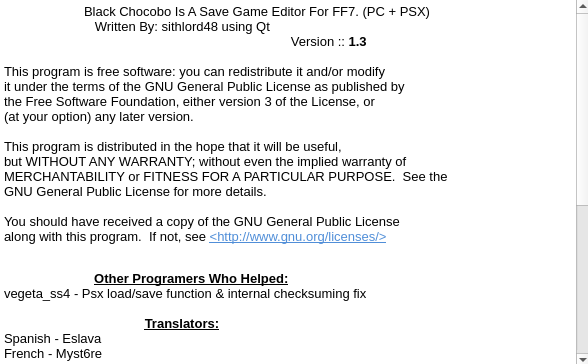
sithlord48/blackchocobo, file about.ui: the form before one commit.
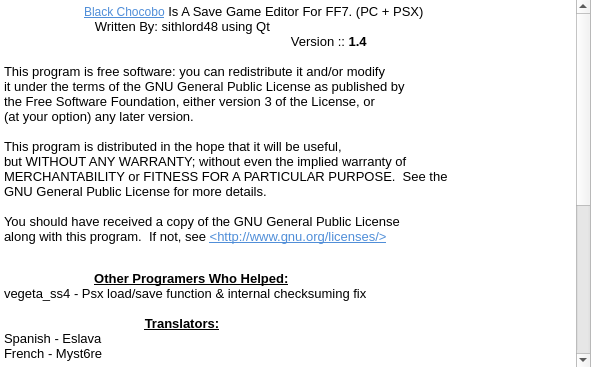
The form after the commit.

Commit message: added link to project page , updated version to 1.4

The edit to the form file:
```diff
--- a/about.ui
+++ b/about.ui
@@ -9,8 +9,8 @@
    <rect>
     <x>0</x>
     <y>0</y>
-    <width>588</width>
-    <height>364</height>
+    <width>591</width>
+    <height>367</height>
    </rect>
   </property>
   <property name="windowTitle">
@@ -35,46 +35,49 @@
     <string>&lt;!DOCTYPE HTML PUBLIC &quot;-//W3C//DTD HTML 4.0//EN&quot; &quot;http://www.w3.org/TR/REC-html40/strict.dtd&quot;&gt;
 &lt;html&gt;&lt;head&gt;&lt;meta name=&quot;qrichtext&quot; content=&quot;1&quot; /&gt;&lt;style type=&quot;text/css&quot;&gt;
 p, li { white-space: pre-wrap; }
-&lt;/style&gt;&lt;/head&gt;&lt;body style=&quot; font-family:'Sans Serif'; font-size:10pt; font-weight:400; font-style:normal;&quot;&gt;
-&lt;p style=&quot; margin-top:0px; margin-bottom:0px; margin-left:0px; margin-right:0px; -qt-block-indent:0; text-indent:0px;&quot;&gt;	Black Chocobo Is A Save Game Editor For FF7. (PC + PSX)&lt;/p&gt;
-&lt;p style=&quot; margin-top:0px; margin-bottom:0px; margin-left:0px; margin-right:0px; -qt-block-indent:0; text-indent:0px;&quot;&gt;	   Written By: sithlord48 using Qt&lt;/p&gt;
-&lt;p style=&quot; margin-top:0px; margin-bottom:0px; margin-left:0px; margin-right:0px; -qt-block-indent:0; text-indent:0px;&quot;&gt;                                                                  	             Version :: &lt;span style=&quot; font-weight:600;&quot;&gt;1.3&lt;/span&gt;&lt;/p&gt;
-&lt;p style=&quot;-qt-paragraph-type:empty; margin-top:0px; margin-bottom:0px; margin-left:0px; margin-right:0px; -qt-block-indent:0; text-indent:0px; font-weight:600;&quot;&gt;&lt;/p&gt;
-&lt;p style=&quot; margin-top:0px; margin-bottom:0px; margin-left:0px; margin-right:0px; -qt-block-indent:0; text-indent:0px;&quot;&gt;&lt;span style=&quot; font-family:'Courier New,courier';&quot;&gt;This program is free software: you can redistribute it and/or modify&lt;/span&gt;&lt;/p&gt;
-&lt;p style=&quot; margin-top:0px; margin-bottom:0px; margin-left:0px; margin-right:0px; -qt-block-indent:0; text-indent:0px;&quot;&gt;&lt;span style=&quot; font-family:'Courier New,courier';&quot;&gt;it under the terms of the GNU General Public License as published by&lt;/span&gt;&lt;/p&gt;
-&lt;p style=&quot; margin-top:0px; margin-bottom:0px; margin-left:0px; margin-right:0px; -qt-block-indent:0; text-indent:0px;&quot;&gt;&lt;span style=&quot; font-family:'Courier New,courier';&quot;&gt;the Free Software Foundation, either version 3 of the License, or&lt;/span&gt;&lt;/p&gt;
-&lt;p style=&quot; margin-top:0px; margin-bottom:0px; margin-left:0px; margin-right:0px; -qt-block-indent:0; text-indent:0px;&quot;&gt;&lt;span style=&quot; font-family:'Courier New,courier';&quot;&gt;(at your option) any later version.&lt;/span&gt;&lt;/p&gt;
-&lt;p style=&quot;-qt-paragraph-type:empty; margin-top:0px; margin-bottom:0px; margin-left:0px; margin-right:0px; -qt-block-indent:0; text-indent:0px; font-family:'Courier New,courier';&quot;&gt;&lt;/p&gt;
-&lt;p style=&quot; margin-top:0px; margin-bottom:0px; margin-left:0px; margin-right:0px; -qt-block-indent:0; text-indent:0px;&quot;&gt;&lt;span style=&quot; font-family:'Courier New,courier';&quot;&gt;This program is distributed in the hope that it will be useful,&lt;/span&gt;&lt;/p&gt;
-&lt;p style=&quot; margin-top:0px; margin-bottom:0px; margin-left:0px; margin-right:0px; -qt-block-indent:0; text-indent:0px;&quot;&gt;&lt;span style=&quot; font-family:'Courier New,courier';&quot;&gt;but WITHOUT ANY WARRANTY; without even the implied warranty of&lt;/span&gt;&lt;/p&gt;
-&lt;p style=&quot; margin-top:0px; margin-bottom:0px; margin-left:0px; margin-right:0px; -qt-block-indent:0; text-indent:0px;&quot;&gt;&lt;span style=&quot; font-family:'Courier New,courier';&quot;&gt;MERCHANTABILITY or FITNESS FOR A PARTICULAR PURPOSE.  See the&lt;/span&gt;&lt;/p&gt;
-&lt;p style=&quot; margin-top:0px; margin-bottom:0px; margin-left:0px; margin-right:0px; -qt-block-indent:0; text-indent:0px;&quot;&gt;&lt;span style=&quot; font-family:'Courier New,courier';&quot;&gt;GNU General Public License for more details.&lt;/span&gt;&lt;/p&gt;
-&lt;p style=&quot;-qt-paragraph-type:empty; margin-top:0px; margin-bottom:0px; margin-left:0px; margin-right:0px; -qt-block-indent:0; text-indent:0px; font-family:'Courier New,courier';&quot;&gt;&lt;/p&gt;
-&lt;p style=&quot; margin-top:0px; margin-bottom:0px; margin-left:0px; margin-right:0px; -qt-block-indent:0; text-indent:0px;&quot;&gt;&lt;span style=&quot; font-family:'Courier New,courier';&quot;&gt;You should have received a copy of the GNU General Public License&lt;/span&gt;&lt;/p&gt;
-&lt;p style=&quot; margin-top:0px; margin-bottom:12px; margin-left:0px; margin-right:0px; -qt-block-indent:0; text-indent:0px;&quot;&gt;&lt;span style=&quot; font-family:'Courier New,courier';&quot;&gt;along with this program.  If not, see &lt;/span&gt;&lt;a href=&quot;http://www.gnu.org/licenses/&quot;&gt;&lt;span style=&quot; font-family:'Courier New,courier'; text-decoration: underline; color:#508ed8;&quot;&gt;&amp;lt;http://www.gnu.org/licenses/&amp;gt;&lt;/span&gt;&lt;/a&gt; &lt;/p&gt;
-&lt;p style=&quot;-qt-paragraph-type:empty; margin-top:0px; margin-bottom:0px; margin-left:0px; margin-right:0px; -qt-block-indent:0; text-indent:0px; font-weight:600;&quot;&gt;&lt;/p&gt;
-&lt;p style=&quot; margin-top:0px; margin-bottom:0px; margin-left:0px; margin-right:0px; -qt-block-indent:0; text-indent:0px;&quot;&gt;&lt;span style=&quot; font-weight:600;&quot;&gt;                       &lt;/span&gt;  &lt;span style=&quot; font-weight:600; text-decoration: underline;&quot;&gt;Other Programers Who Helped:&lt;/span&gt;  &lt;span style=&quot; font-weight:600;&quot;&gt;                             &lt;/span&gt;	  &lt;/p&gt;
-&lt;p style=&quot; margin-top:0px; margin-bottom:0px; margin-left:0px; margin-right:0px; -qt-block-indent:0; text-indent:0px;&quot;&gt;vegeta_ss4 - Psx load/save function &amp;amp; internal checksuming fix&lt;/p&gt;
-&lt;p style=&quot;-qt-paragraph-type:empty; margin-top:0px; margin-bottom:0px; margin-left:0px; margin-right:0px; -qt-block-indent:0; text-indent:0px;&quot;&gt;&lt;/p&gt;
-&lt;p style=&quot; margin-top:0px; margin-bottom:0px; margin-left:0px; margin-right:0px; -qt-block-indent:0; text-indent:0px;&quot;&gt;&lt;span style=&quot; font-weight:600;&quot;&gt;                                       &lt;/span&gt;&lt;span style=&quot; font-weight:600; text-decoration: underline;&quot;&gt;Translators:&lt;/span&gt; &lt;/p&gt;
-&lt;p style=&quot; margin-top:0px; margin-bottom:0px; margin-left:0px; margin-right:0px; -qt-block-indent:0; text-indent:0px;&quot;&gt;Spanish - Eslava&lt;/p&gt;
-&lt;p style=&quot; margin-top:0px; margin-bottom:0px; margin-left:0px; margin-right:0px; -qt-block-indent:0; text-indent:0px;&quot;&gt;French - Myst6re&lt;/p&gt;
-&lt;p style=&quot;-qt-paragraph-type:empty; margin-top:0px; margin-bottom:0px; margin-left:0px; margin-right:0px; -qt-block-indent:0; text-indent:0px;&quot;&gt;&lt;/p&gt;
-&lt;p style=&quot; margin-top:0px; margin-bottom:0px; margin-left:0px; margin-right:0px; -qt-block-indent:0; text-indent:0px;&quot;&gt;&lt;span style=&quot; font-weight:600;&quot;&gt;                                         &lt;/span&gt;&lt;span style=&quot; font-weight:600; text-decoration: underline;&quot;&gt;Testers:&lt;/span&gt;&lt;/p&gt;
-&lt;p style=&quot; margin-top:0px; margin-bottom:0px; margin-left:0px; margin-right:0px; -qt-block-indent:0; text-indent:0px;&quot;&gt;                                   Jari | Eslava | Timu | Chocobo Girl&lt;/p&gt;
-&lt;p style=&quot;-qt-paragraph-type:empty; margin-top:0px; margin-bottom:0px; margin-left:0px; margin-right:0px; -qt-block-indent:0; text-indent:0px; font-weight:600; text-decoration: underline;&quot;&gt;&lt;/p&gt;
-&lt;p style=&quot; margin-top:0px; margin-bottom:0px; margin-left:0px; margin-right:0px; -qt-block-indent:0; text-indent:0px;&quot;&gt;&lt;span style=&quot; font-weight:600;&quot;&gt;                                    &lt;/span&gt;&lt;span style=&quot; font-weight:600; text-decoration: underline;&quot;&gt;Special Thanks:&lt;/span&gt;&lt;/p&gt;
-&lt;p style=&quot;-qt-paragraph-type:empty; margin-top:0px; margin-bottom:0px; margin-left:0px; margin-right:0px; -qt-block-indent:0; text-indent:0px;&quot;&gt;&lt;/p&gt;
-&lt;p style=&quot; margin-top:0px; margin-bottom:0px; margin-left:0px; margin-right:0px; -qt-block-indent:0; text-indent:0px;&quot;&gt;&lt;span style=&quot; font-weight:600; text-decoration: underline;&quot;&gt;Qhimm&lt;/span&gt; - for providing the source to jenova , this programs uses modified versions of his  savefile struct,item/materia lists  and string converting functions his source saved a lot of time durring the earily stages of devlopment.&lt;/p&gt;
-&lt;p style=&quot;-qt-paragraph-type:empty; margin-top:0px; margin-bottom:0px; margin-left:0px; margin-right:0px; -qt-block-indent:0; text-indent:0px;&quot;&gt;&lt;/p&gt;
-&lt;p style=&quot; margin-top:0px; margin-bottom:0px; margin-left:0px; margin-right:0px; -qt-block-indent:0; text-indent:0px;&quot;&gt;&lt;span style=&quot; font-weight:600; text-decoration: underline;&quot;&gt;Dziugo&lt;/span&gt; - for  the old checksum program.&lt;/p&gt;
-&lt;p style=&quot;-qt-paragraph-type:empty; margin-top:0px; margin-bottom:0px; margin-left:0px; margin-right:0px; -qt-block-indent:0; text-indent:0px;&quot;&gt;&lt;/p&gt;
-&lt;p style=&quot; margin-top:0px; margin-bottom:0px; margin-left:0px; margin-right:0px; -qt-block-indent:0; text-indent:0px;&quot;&gt;&lt;span style=&quot; font-weight:600; text-decoration: underline;&quot;&gt;Aali&lt;/span&gt; - for helping me see the light of stupid errors.&lt;/p&gt;
-&lt;p style=&quot;-qt-paragraph-type:empty; margin-top:0px; margin-bottom:0px; margin-left:0px; margin-right:0px; -qt-block-indent:0; text-indent:0px;&quot;&gt;&lt;/p&gt;
-&lt;p style=&quot; margin-top:0px; margin-bottom:0px; margin-left:0px; margin-right:0px; -qt-block-indent:0; text-indent:0px;&quot;&gt;&lt;span style=&quot; font-weight:600; text-decoration: underline;&quot;&gt;dhrosa&lt;/span&gt; - for helping me by providing a better understanding of Qt's functions when the help files alone where not enuff.&lt;/p&gt;
-&lt;p style=&quot;-qt-paragraph-type:empty; margin-top:0px; margin-bottom:0px; margin-left:0px; margin-right:0px; -qt-block-indent:0; text-indent:0px;&quot;&gt;&lt;/p&gt;
-&lt;p style=&quot; margin-top:0px; margin-bottom:0px; margin-left:0px; margin-right:0px; -qt-block-indent:0; text-indent:0px;&quot;&gt;&lt;span style=&quot; font-weight:600; text-decoration: underline;&quot;&gt;Ms. Sith&lt;/span&gt; - Causes shes awesome.&lt;/p&gt;
-&lt;p style=&quot;-qt-paragraph-type:empty; margin-top:0px; margin-bottom:12px; margin-left:0px; margin-right:0px; -qt-block-indent:0; text-indent:0px;&quot;&gt;&lt;/p&gt;&lt;/body&gt;&lt;/html&gt;</string>
+&lt;/style&gt;&lt;/head&gt;&lt;body style=&quot; font-family:'Sans Serif'; font-size:9pt; font-weight:400; font-style:normal;&quot;&gt;
+&lt;p style=&quot; margin-top:0px; margin-bottom:0px; margin-left:0px; margin-right:0px; -qt-block-indent:0; text-indent:0px;&quot;&gt;&lt;span style=&quot; font-size:10pt;&quot;&gt;	&lt;/span&gt;&lt;a href=&quot;http://blackchocobo.sourceforge.net&quot;&gt;&lt;span style=&quot; text-decoration: underline; color:#508ed8;&quot;&gt;Black Chocobo&lt;/span&gt;&lt;/a&gt;&lt;span style=&quot; font-size:10pt;&quot;&gt; Is A Save Game Editor For FF7. (PC + PSX)&lt;/span&gt;&lt;/p&gt;
+&lt;p style=&quot; margin-top:0px; margin-bottom:0px; margin-left:0px; margin-right:0px; -qt-block-indent:0; text-indent:0px;&quot;&gt;&lt;span style=&quot; font-size:10pt;&quot;&gt;	   Written By: sithlord48 using Qt&lt;/span&gt;&lt;/p&gt;
+&lt;p style=&quot; margin-top:0px; margin-bottom:0px; margin-left:0px; margin-right:0px; -qt-block-indent:0; text-indent:0px;&quot;&gt;&lt;span style=&quot; font-size:10pt;&quot;&gt;                                                                  	             Version :: &lt;/span&gt;&lt;span style=&quot; font-size:10pt; font-weight:600;&quot;&gt;1.4&lt;/span&gt;&lt;/p&gt;
+&lt;p style=&quot;-qt-paragraph-type:empty; margin-top:0px; margin-bottom:0px; margin-left:0px; margin-right:0px; -qt-block-indent:0; text-indent:0px; font-size:10pt; font-weight:600;&quot;&gt;&lt;/p&gt;
+&lt;p style=&quot; margin-top:0px; margin-bottom:0px; margin-left:0px; margin-right:0px; -qt-block-indent:0; text-indent:0px;&quot;&gt;&lt;span style=&quot; font-family:'Courier New,courier'; font-size:10pt;&quot;&gt;This program is free software: you can redistribute it and/or modify&lt;/span&gt;&lt;/p&gt;
+&lt;p style=&quot; margin-top:0px; margin-bottom:0px; margin-left:0px; margin-right:0px; -qt-block-indent:0; text-indent:0px;&quot;&gt;&lt;span style=&quot; font-family:'Courier New,courier'; font-size:10pt;&quot;&gt;it under the terms of the GNU General Public License as published by&lt;/span&gt;&lt;/p&gt;
+&lt;p style=&quot; margin-top:0px; margin-bottom:0px; margin-left:0px; margin-right:0px; -qt-block-indent:0; text-indent:0px;&quot;&gt;&lt;span style=&quot; font-family:'Courier New,courier'; font-size:10pt;&quot;&gt;the Free Software Foundation, either version 3 of the License, or&lt;/span&gt;&lt;/p&gt;
+&lt;p style=&quot; margin-top:0px; margin-bottom:0px; margin-left:0px; margin-right:0px; -qt-block-indent:0; text-indent:0px;&quot;&gt;&lt;span style=&quot; font-family:'Courier New,courier'; font-size:10pt;&quot;&gt;(at your option) any later version.&lt;/span&gt;&lt;/p&gt;
+&lt;p style=&quot;-qt-paragraph-type:empty; margin-top:0px; margin-bottom:0px; margin-left:0px; margin-right:0px; -qt-block-indent:0; text-indent:0px; font-family:'Courier New,courier'; font-size:10pt;&quot;&gt;&lt;/p&gt;
+&lt;p style=&quot; margin-top:0px; margin-bottom:0px; margin-left:0px; margin-right:0px; -qt-block-indent:0; text-indent:0px;&quot;&gt;&lt;span style=&quot; font-family:'Courier New,courier'; font-size:10pt;&quot;&gt;This program is distributed in the hope that it will be useful,&lt;/span&gt;&lt;/p&gt;
+&lt;p style=&quot; margin-top:0px; margin-bottom:0px; margin-left:0px; margin-right:0px; -qt-block-indent:0; text-indent:0px;&quot;&gt;&lt;span style=&quot; font-family:'Courier New,courier'; font-size:10pt;&quot;&gt;but WITHOUT ANY WARRANTY; without even the implied warranty of&lt;/span&gt;&lt;/p&gt;
+&lt;p style=&quot; margin-top:0px; margin-bottom:0px; margin-left:0px; margin-right:0px; -qt-block-indent:0; text-indent:0px;&quot;&gt;&lt;span style=&quot; font-family:'Courier New,courier'; font-size:10pt;&quot;&gt;MERCHANTABILITY or FITNESS FOR A PARTICULAR PURPOSE.  See the&lt;/span&gt;&lt;/p&gt;
+&lt;p style=&quot; margin-top:0px; margin-bottom:0px; margin-left:0px; margin-right:0px; -qt-block-indent:0; text-indent:0px;&quot;&gt;&lt;span style=&quot; font-family:'Courier New,courier'; font-size:10pt;&quot;&gt;GNU General Public License for more details.&lt;/span&gt;&lt;/p&gt;
+&lt;p style=&quot;-qt-paragraph-type:empty; margin-top:0px; margin-bottom:0px; margin-left:0px; margin-right:0px; -qt-block-indent:0; text-indent:0px; font-family:'Courier New,courier'; font-size:10pt;&quot;&gt;&lt;/p&gt;
+&lt;p style=&quot; margin-top:0px; margin-bottom:0px; margin-left:0px; margin-right:0px; -qt-block-indent:0; text-indent:0px;&quot;&gt;&lt;span style=&quot; font-family:'Courier New,courier'; font-size:10pt;&quot;&gt;You should have received a copy of the GNU General Public License&lt;/span&gt;&lt;/p&gt;
+&lt;p style=&quot; margin-top:0px; margin-bottom:12px; margin-left:0px; margin-right:0px; -qt-block-indent:0; text-indent:0px;&quot;&gt;&lt;span style=&quot; font-family:'Courier New,courier'; font-size:10pt;&quot;&gt;along with this program.  If not, see &lt;/span&gt;&lt;a href=&quot;http://www.gnu.org/licenses/&quot;&gt;&lt;span style=&quot; font-family:'Courier New,courier'; font-size:10pt; text-decoration: underline; color:#508ed8;&quot;&gt;&amp;lt;http://www.gnu.org/licenses/&amp;gt;&lt;/span&gt;&lt;/a&gt;&lt;span style=&quot; font-size:10pt;&quot;&gt; &lt;/span&gt;&lt;/p&gt;
+&lt;p style=&quot;-qt-paragraph-type:empty; margin-top:0px; margin-bottom:0px; margin-left:0px; margin-right:0px; -qt-block-indent:0; text-indent:0px; font-size:10pt; font-weight:600;&quot;&gt;&lt;/p&gt;
+&lt;p style=&quot; margin-top:0px; margin-bottom:0px; margin-left:0px; margin-right:0px; -qt-block-indent:0; text-indent:0px;&quot;&gt;&lt;span style=&quot; font-size:10pt; font-weight:600;&quot;&gt;                       &lt;/span&gt;&lt;span style=&quot; font-size:10pt;&quot;&gt;  &lt;/span&gt;&lt;span style=&quot; font-size:10pt; font-weight:600; text-decoration: underline;&quot;&gt;Other Programers Who Helped:&lt;/span&gt;&lt;span style=&quot; font-size:10pt;&quot;&gt;  &lt;/span&gt;&lt;span style=&quot; font-size:10pt; font-weight:600;&quot;&gt;                             &lt;/span&gt;&lt;span style=&quot; font-size:10pt;&quot;&gt;	  &lt;/span&gt;&lt;/p&gt;
+&lt;p style=&quot; margin-top:0px; margin-bottom:0px; margin-left:0px; margin-right:0px; -qt-block-indent:0; text-indent:0px;&quot;&gt;&lt;span style=&quot; font-size:10pt;&quot;&gt;vegeta_ss4 - Psx load/save function &amp;amp; internal checksuming fix&lt;/span&gt;&lt;/p&gt;
+&lt;p style=&quot;-qt-paragraph-type:empty; margin-top:0px; margin-bottom:0px; margin-left:0px; margin-right:0px; -qt-block-indent:0; text-indent:0px; font-size:10pt;&quot;&gt;&lt;/p&gt;
+&lt;p style=&quot; margin-top:0px; margin-bottom:0px; margin-left:0px; margin-right:0px; -qt-block-indent:0; text-indent:0px;&quot;&gt;&lt;span style=&quot; font-size:10pt; font-weight:600;&quot;&gt;                                       &lt;/span&gt;&lt;span style=&quot; font-size:10pt; font-weight:600; text-decoration: underline;&quot;&gt;Translators:&lt;/span&gt;&lt;span style=&quot; font-size:10pt;&quot;&gt; &lt;/span&gt;&lt;/p&gt;
+&lt;p style=&quot; margin-top:0px; margin-bottom:0px; margin-left:0px; margin-right:0px; -qt-block-indent:0; text-indent:0px;&quot;&gt;&lt;span style=&quot; font-size:10pt;&quot;&gt;Spanish - Eslava&lt;/span&gt;&lt;/p&gt;
+&lt;p style=&quot; margin-top:0px; margin-bottom:0px; margin-left:0px; margin-right:0px; -qt-block-indent:0; text-indent:0px;&quot;&gt;&lt;span style=&quot; font-size:10pt;&quot;&gt;French - Myst6re&lt;/span&gt;&lt;/p&gt;
+&lt;p style=&quot;-qt-paragraph-type:empty; margin-top:0px; margin-bottom:0px; margin-left:0px; margin-right:0px; -qt-block-indent:0; text-indent:0px; font-size:10pt;&quot;&gt;&lt;/p&gt;
+&lt;p style=&quot; margin-top:0px; margin-bottom:0px; margin-left:0px; margin-right:0px; -qt-block-indent:0; text-indent:0px;&quot;&gt;&lt;span style=&quot; font-size:10pt; font-weight:600;&quot;&gt;                                         &lt;/span&gt;&lt;span style=&quot; font-size:10pt; font-weight:600; text-decoration: underline;&quot;&gt;Testers:&lt;/span&gt;&lt;/p&gt;
+&lt;p style=&quot; margin-top:0px; margin-bottom:0px; margin-left:0px; margin-right:0px; -qt-block-indent:0; text-indent:0px;&quot;&gt;&lt;span style=&quot; font-size:10pt;&quot;&gt;                                   Jari | Eslava | Timu | Chocobo Girl&lt;/span&gt;&lt;/p&gt;
+&lt;p style=&quot;-qt-paragraph-type:empty; margin-top:0px; margin-bottom:0px; margin-left:0px; margin-right:0px; -qt-block-indent:0; text-indent:0px; font-size:10pt; font-weight:600; text-decoration: underline;&quot;&gt;&lt;/p&gt;
+&lt;p style=&quot; margin-top:0px; margin-bottom:0px; margin-left:0px; margin-right:0px; -qt-block-indent:0; text-indent:0px;&quot;&gt;&lt;span style=&quot; font-size:10pt; font-weight:600;&quot;&gt;                                    &lt;/span&gt;&lt;span style=&quot; font-size:10pt; font-weight:600; text-decoration: underline;&quot;&gt;Special Thanks:&lt;/span&gt;&lt;/p&gt;
+&lt;p style=&quot;-qt-paragraph-type:empty; margin-top:0px; margin-bottom:0px; margin-left:0px; margin-right:0px; -qt-block-indent:0; text-indent:0px; font-size:10pt;&quot;&gt;&lt;/p&gt;
+&lt;p style=&quot; margin-top:0px; margin-bottom:0px; margin-left:0px; margin-right:0px; -qt-block-indent:0; text-indent:0px;&quot;&gt;&lt;span style=&quot; font-size:10pt; font-weight:600; text-decoration: underline;&quot;&gt;Qhimm&lt;/span&gt;&lt;span style=&quot; font-size:10pt;&quot;&gt; - for providing the source to jenova , this programs uses modified versions of his  savefile struct,item/materia lists  and string converting functions his source saved a lot of time durring the earily stages of devlopment.&lt;/span&gt;&lt;/p&gt;
+&lt;p style=&quot;-qt-paragraph-type:empty; margin-top:0px; margin-bottom:0px; margin-left:0px; margin-right:0px; -qt-block-indent:0; text-indent:0px; font-size:10pt;&quot;&gt;&lt;/p&gt;
+&lt;p style=&quot; margin-top:0px; margin-bottom:0px; margin-left:0px; margin-right:0px; -qt-block-indent:0; text-indent:0px;&quot;&gt;&lt;span style=&quot; font-size:10pt; font-weight:600; text-decoration: underline;&quot;&gt;Dziugo&lt;/span&gt;&lt;span style=&quot; font-size:10pt;&quot;&gt; - for  the old checksum program.&lt;/span&gt;&lt;/p&gt;
+&lt;p style=&quot;-qt-paragraph-type:empty; margin-top:0px; margin-bottom:0px; margin-left:0px; margin-right:0px; -qt-block-indent:0; text-indent:0px; font-size:10pt;&quot;&gt;&lt;/p&gt;
+&lt;p style=&quot; margin-top:0px; margin-bottom:0px; margin-left:0px; margin-right:0px; -qt-block-indent:0; text-indent:0px;&quot;&gt;&lt;span style=&quot; font-size:10pt; font-weight:600; text-decoration: underline;&quot;&gt;Aali&lt;/span&gt;&lt;span style=&quot; font-size:10pt;&quot;&gt; - for helping me see the light of stupid errors.&lt;/span&gt;&lt;/p&gt;
+&lt;p style=&quot;-qt-paragraph-type:empty; margin-top:0px; margin-bottom:0px; margin-left:0px; margin-right:0px; -qt-block-indent:0; text-indent:0px; font-size:10pt;&quot;&gt;&lt;/p&gt;
+&lt;p style=&quot; margin-top:0px; margin-bottom:0px; margin-left:0px; margin-right:0px; -qt-block-indent:0; text-indent:0px;&quot;&gt;&lt;span style=&quot; font-size:10pt; font-weight:600; text-decoration: underline;&quot;&gt;dhrosa&lt;/span&gt;&lt;span style=&quot; font-size:10pt;&quot;&gt; - for helping me by providing a better understanding of Qt's functions when the help files alone where not enuff.&lt;/span&gt;&lt;/p&gt;
+&lt;p style=&quot;-qt-paragraph-type:empty; margin-top:0px; margin-bottom:0px; margin-left:0px; margin-right:0px; -qt-block-indent:0; text-indent:0px; font-size:10pt;&quot;&gt;&lt;/p&gt;
+&lt;p style=&quot; margin-top:0px; margin-bottom:0px; margin-left:0px; margin-right:0px; -qt-block-indent:0; text-indent:0px;&quot;&gt;&lt;span style=&quot; font-size:10pt; font-weight:600; text-decoration: underline;&quot;&gt;Ms. Sith&lt;/span&gt;&lt;span style=&quot; font-size:10pt;&quot;&gt; - Causes shes awesome.&lt;/span&gt;&lt;/p&gt;
+&lt;p style=&quot;-qt-paragraph-type:empty; margin-top:0px; margin-bottom:12px; margin-left:0px; margin-right:0px; -qt-block-indent:0; text-indent:0px; font-size:10pt;&quot;&gt;&lt;/p&gt;&lt;/body&gt;&lt;/html&gt;</string>
+   </property>
+   <property name="textInteractionFlags">
+    <set>Qt::TextBrowserInteraction</set>
    </property>
   </widget>
  </widget>
```
Left out of the diff: 3 changed lines with no effect on the pictures.
